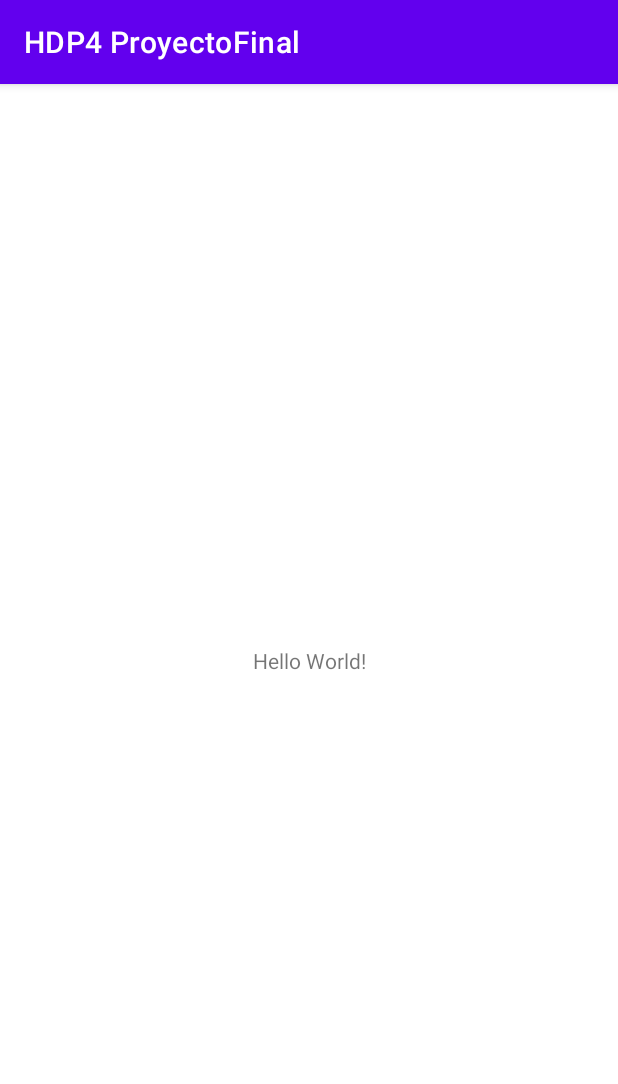
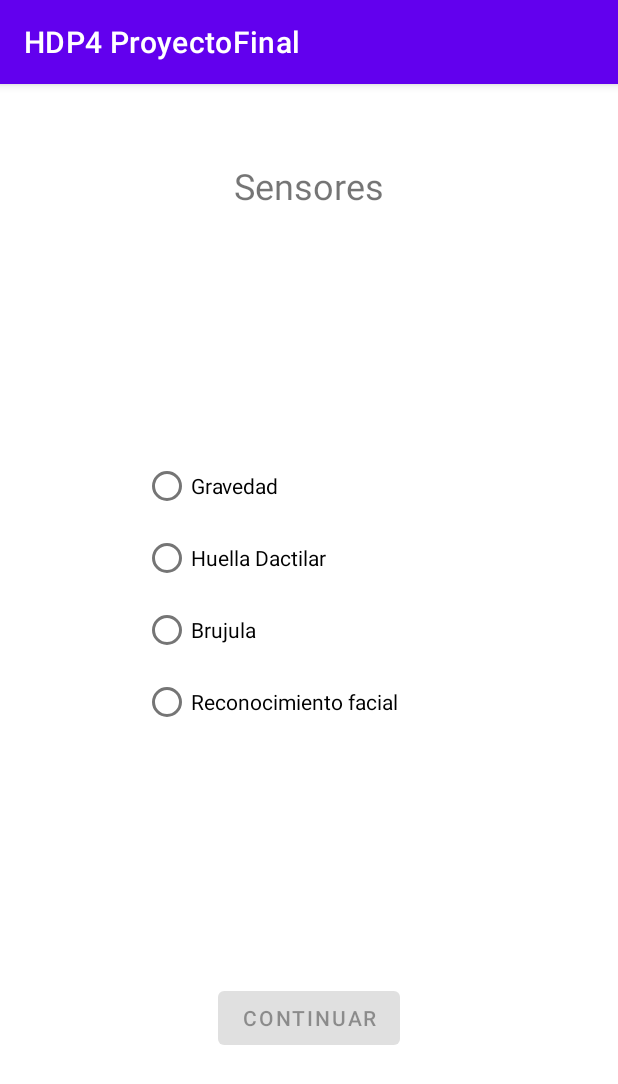
Before and after one commit to bryanjtc/HDP4ProyectoFinal, an Android app: the screen it shows after launch (MainActivity), on a phone screen of 412 x 824 dp. Shown: the top 1084 px of the screen. Run offline under Robolectric (Android 15) with nearby library versions, the phone set to English and light mode, and no system bars.

Commit message:
Added options

```diff
--- a/app/src/main/java/com/example/hdp4proyectofinal/MainActivity.java
+++ b/app/src/main/java/com/example/hdp4proyectofinal/MainActivity.java
@@ -2,7 +2,10 @@ package com.example.hdp4proyectofinal;
 
 import androidx.appcompat.app.AppCompatActivity;
 
+import android.content.Intent;
 import android.os.Bundle;
+import android.widget.Button;
+import android.widget.RadioButton;
 
 public class MainActivity extends AppCompatActivity {
 
@@ -10,5 +13,63 @@ public class MainActivity extends AppCompatActivity {
     protected void onCreate(Bundle savedInstanceState) {
         super.onCreate(savedInstanceState);
         setContentView(R.layout.activity_main);
+        RadioButton rbGravedad = findViewById(R.id.opcionGravedad);
+        RadioButton rbBrujula = findViewById(R.id.opcionBrujula);
+        RadioButton rbHuella = findViewById(R.id.opcionHuella);
+        RadioButton rbRostro = findViewById(R.id.opcionRostro);
+        Button btnContinuar = findViewById(R.id.btnContinuar);
+        final Boolean[] isSelectedGravedad = new Boolean[1];
+        final Boolean[] isSelectedBrujula = new Boolean[1];
+        final Boolean[] isSelectedHuella = new Boolean[1];
+        final Boolean[] isSelectedRostro = new Boolean[1];
+
+        btnContinuar.setEnabled(false);
+
+        rbGravedad.setOnClickListener(v -> {
+            isSelectedGravedad[0] = rbGravedad.isChecked();
+            if (isSelectedGravedad[0]) {
+                btnContinuar.setEnabled(true);
+                rbBrujula.setChecked(false);
+                rbHuella.setChecked(false);
+                rbRostro.setChecked(false);
+            }
+        });
+
+        rbBrujula.setOnClickListener(v -> {
+            isSelectedBrujula[0] = rbBrujula.isChecked();
+            if (isSelectedBrujula[0]) {
+                btnContinuar.setEnabled(true);
+                rbGravedad.setChecked(false);
+                rbHuella.setChecked(false);
+                rbRostro.setChecked(false);
+            }
+        });
+
+        rbHuella.setOnClickListener(v -> {
+            isSelectedHuella[0] = rbHuella.isChecked();
+            if (isSelectedHuella[0]) {
+                btnContinuar.setEnabled(true);
+                rbGravedad.setChecked(false);
+                rbBrujula.setChecked(false);
+                rbRostro.setChecked(false);
+            }
+        });
+
+        rbRostro.setOnClickListener(v -> {
+            isSelectedRostro[0] = rbRostro.isChecked();
+            if (isSelectedRostro[0]) {
+                btnContinuar.setEnabled(true);
+                rbGravedad.setChecked(false);
+                rbBrujula.setChecked(false);
+                rbHuella.setChecked(false);
+            }
+        });
+
+        btnContinuar.setOnClickListener(v -> {
+            if (isSelectedGravedad[0]) {
+                Intent intentGravedad = new Intent(getApplicationContext(), Gravedad.class);
+                startActivity(intentGravedad);
+            }
+        });
     }
 }
--- a/app/src/main/res/layout/activity_main.xml
+++ b/app/src/main/res/layout/activity_main.xml
@@ -6,13 +6,65 @@
     android:layout_height="match_parent"
     tools:context=".MainActivity">
 
+    <RadioGroup
+        android:id="@+id/radioGroup"
+        android:layout_width="221dp"
+        android:layout_height="0dp"
+        android:layout_marginBottom="130dp"
+        app:layout_constraintBottom_toTopOf="@+id/btnContinuar"
+        app:layout_constraintEnd_toEndOf="parent"
+        app:layout_constraintStart_toStartOf="parent"
+        app:layout_constraintTop_toBottomOf="@+id/tituloPrincipal">
+
+        <RadioButton
+            android:id="@+id/opcionGravedad"
+            android:layout_width="wrap_content"
+            android:layout_height="wrap_content"
+            android:text="@string/gravedad" />
+
+        <RadioButton
+            android:id="@+id/opcionHuella"
+            android:layout_width="match_parent"
+            android:layout_height="wrap_content"
+            android:text="@string/huella_dactilar" />
+
+        <RadioButton
+            android:id="@+id/opcionBrujula"
+            android:layout_width="match_parent"
+            android:layout_height="wrap_content"
+            android:text="@string/brujula" />
+
+        <RadioButton
+            android:id="@+id/opcionRostro"
+            android:layout_width="match_parent"
+            android:layout_height="wrap_content"
+            android:minHeight="48dp"
+            android:text="@string/reconocimiento_facial"
+            tools:ignore="TouchTargetSizeCheck" />
+    </RadioGroup>
+
     <TextView
+        android:id="@+id/tituloPrincipal"
         android:layout_width="wrap_content"
         android:layout_height="wrap_content"
-        android:text="Hello World!"
-        app:layout_constraintBottom_toBottomOf="parent"
+        android:layout_marginTop="51dp"
+        android:layout_marginBottom="160dp"
+        android:text="@string/sensores"
+        android:textSize="24sp"
+        app:layout_constraintBottom_toTopOf="@+id/radioGroup"
         app:layout_constraintEnd_toEndOf="parent"
         app:layout_constraintStart_toStartOf="parent"
         app:layout_constraintTop_toTopOf="parent" />
 
+    <Button
+        android:id="@+id/btnContinuar"
+        android:layout_width="wrap_content"
+        android:layout_height="wrap_content"
+        android:layout_marginBottom="121dp"
+        android:text="@string/continuar"
+        app:layout_constraintBottom_toBottomOf="parent"
+        app:layout_constraintEnd_toEndOf="parent"
+        app:layout_constraintStart_toStartOf="parent"
+        app:layout_constraintTop_toBottomOf="@+id/radioGroup" />
+
 </androidx.constraintlayout.widget.ConstraintLayout>
--- a/app/src/main/res/values/strings.xml
+++ b/app/src/main/res/values/strings.xml
@@ -1,3 +1,9 @@
 <resources>
     <string name="app_name">HDP4 ProyectoFinal</string>
+    <string name="gravedad">Gravedad</string>
+    <string name="reconocimiento_facial">Reconocimiento facial</string>
+    <string name="brujula">Brujula</string>
+    <string name="continuar">Continuar</string>
+    <string name="sensores">Sensores</string>
+    <string name="huella_dactilar">Huella Dactilar</string>
 </resources>
```
